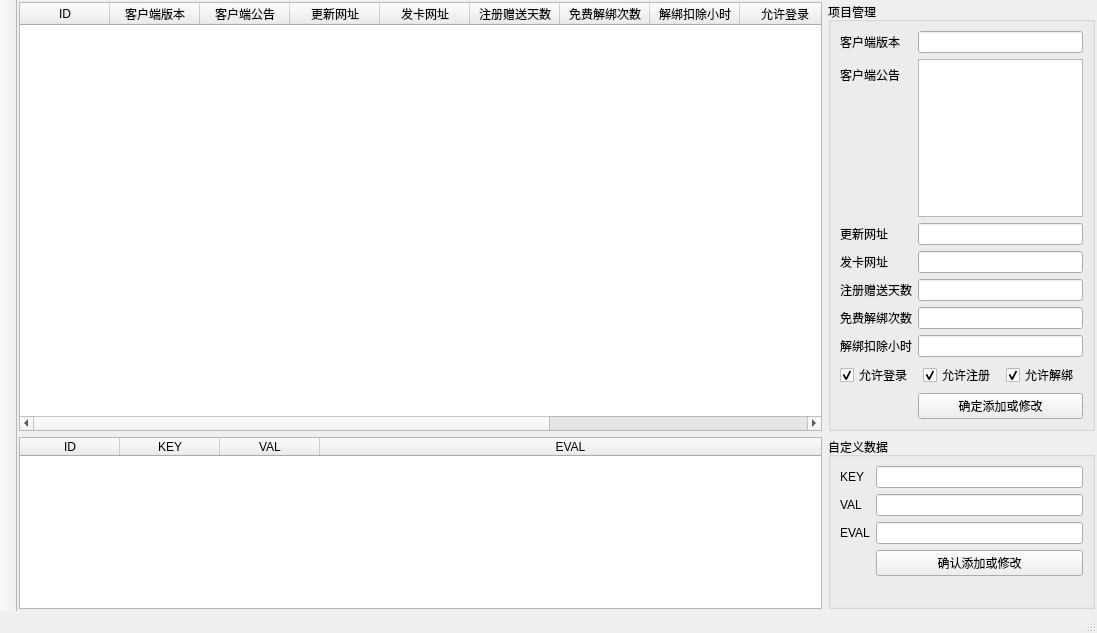
First picture: the form in server/ui/wnd_server.ui, repository decenfrontier/PyNetAuth, before the edit.
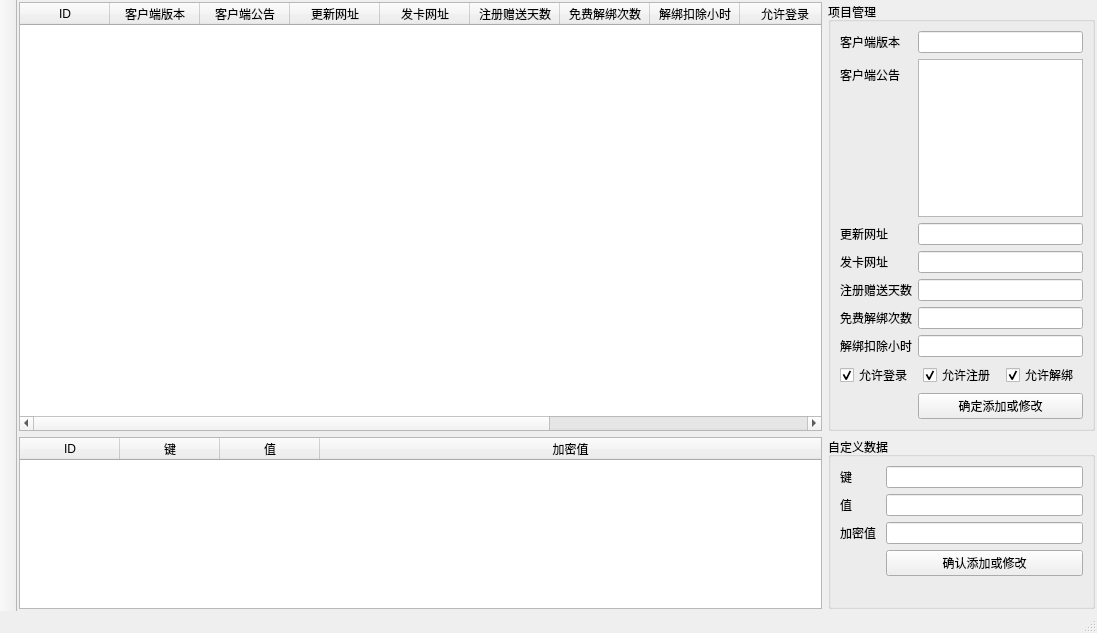
Second picture: the form after the edit.

```diff
--- a/server/ui/wnd_server.ui
+++ b/server/ui/wnd_server.ui
@@ -284,17 +284,17 @@
             </column>
             <column>
              <property name="text">
-              <string>KEY</string>
+              <string>键</string>
              </property>
             </column>
             <column>
              <property name="text">
-              <string>VAL</string>
+              <string>值</string>
              </property>
             </column>
             <column>
              <property name="text">
-              <string>EVAL</string>
+              <string>加密值</string>
              </property>
             </column>
            </widget>
@@ -308,7 +308,7 @@
              <item row="1" column="0">
               <widget class="QLabel" name="label_8">
                <property name="text">
-                <string>KEY</string>
+                <string>键</string>
                </property>
               </widget>
              </item>
@@ -318,7 +318,7 @@
              <item row="2" column="0">
               <widget class="QLabel" name="label_9">
                <property name="text">
-                <string>VAL</string>
+                <string>值</string>
                </property>
               </widget>
              </item>
@@ -328,7 +328,7 @@
              <item row="5" column="0">
               <widget class="QLabel" name="label_13">
                <property name="text">
-                <string>EVAL</string>
+                <string>加密值 </string>
                </property>
               </widget>
              </item>
```
